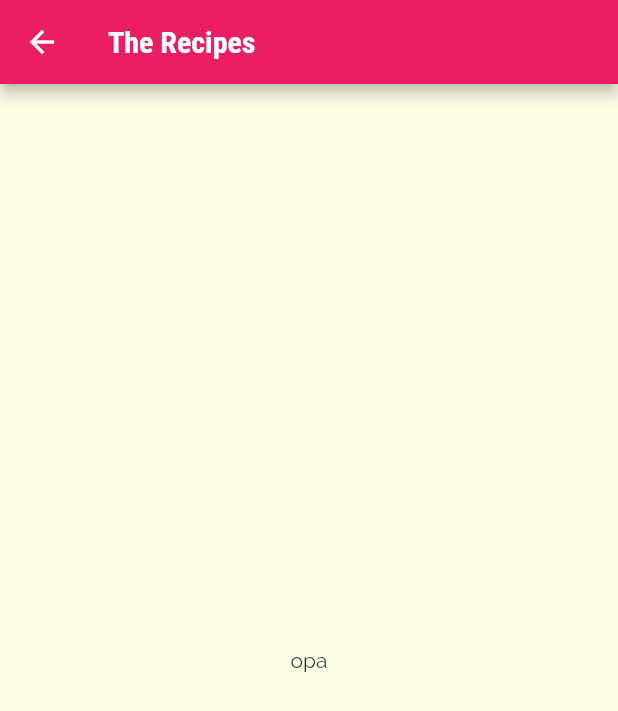
After one commit to arzumanyasha/flutter_application_3, a Flutter app: the screen it shows after launch, after a tap on "Italian", on a phone screen of 412 x 824 dp. The commit adds this screen. Shown: the top 711 px of the screen. Run offline on Flutter 3.47's test engine with Material 2 defaults, Android fonts, the phone set to English and light mode, and no system bars.

Commit message:
add category meals screen and navigation

```diff
--- a/lib/category_item.dart
+++ b/lib/category_item.dart
@@ -1,5 +1,7 @@
 import 'package:flutter/material.dart';
 import 'package:flutter/widgets.dart';
+
+import './category_meals_screen.dart';
 
 class CategoryItem extends StatelessWidget {
   final String title;
@@ -7,9 +9,23 @@ class CategoryItem extends StatelessWidget {
 
   CategoryItem(this.title, this.color);
 
+  void selectCategory(BuildContext ctx) {
+    Navigator.of(ctx).push(
+      MaterialPageRoute(
+        builder: (_) {
+          return CategoryMealsScreen();
+        },
+      ),
+    );
+  }
+
   @override
   Widget build(BuildContext context) {
-    return Container(
+    return InkWell(
+      onTap: () => selectCategory(context),
+      splashColor: Theme.of(context).primaryColor,
+      borderRadius: BorderRadius.circular(15),
+      child: Container(
         padding: const EdgeInsets.all(15),
         child: Text(
           title,
@@ -23,6 +39,7 @@ class CategoryItem extends StatelessWidget {
           ),
           borderRadius: BorderRadius.circular(15),
         ),
+      ),
     );
   }
 }
--- /dev/null
+++ b/lib/category_meals_screen.dart
@@ -0,0 +1,15 @@
+import 'package:flutter/material.dart';
+
+class CategoryMealsScreen extends StatelessWidget {
+  @override
+  Widget build(BuildContext context) {
+    return Scaffold(
+      appBar: AppBar(
+        title: const Text('The Recipes'),
+      ),
+      body: Center(
+        child: const Text("opa"),
+      ),
+    );
+  }
+}
```
Lines whose indentation alone changed are shown as unchanged.
